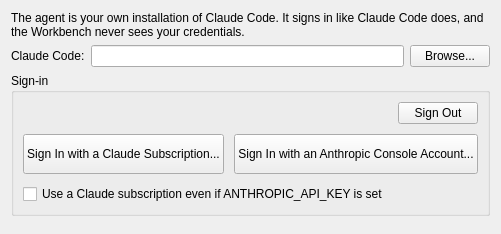
MITK/MITK, file Plugins/org.mitk.gui.qt.agent/src/internal/QmitkAgentPreferencePage.ui: the form before one commit.
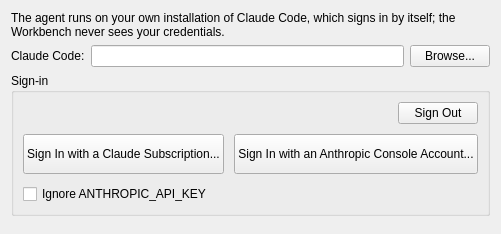
The form after the commit. Custom widgets are drawn as their Qt base class.

Commit message: Reword the Agent preference page

The edit to the form file:
```diff
--- a/Plugins/org.mitk.gui.qt.agent/src/internal/QmitkAgentPreferencePage.ui
+++ b/Plugins/org.mitk.gui.qt.agent/src/internal/QmitkAgentPreferencePage.ui
@@ -6,7 +6,7 @@
    <item>
     <widget class="QLabel" name="introLabel">
      <property name="text">
-      <string>The agent is your own installation of Claude Code. It signs in like Claude Code does, and the Workbench never sees your credentials.</string>
+      <string>The agent runs on your own installation of Claude Code, which signs in by itself; the Workbench never sees your credentials.</string>
      </property>
      <property name="wordWrap">
       <bool>true</bool>
@@ -109,7 +109,7 @@
          <string>Claude Code prefers an API key in the environment variable ANTHROPIC_API_KEY over a Claude subscription, and the key is billed per token. With this, the agent does not get the variable.</string>
         </property>
         <property name="text">
-         <string>Use a Claude subscription even if ANTHROPIC_API_KEY is set</string>
+         <string>Ignore ANTHROPIC_API_KEY</string>
         </property>
        </widget>
       </item>
```
The commit also changes 1 other file.
